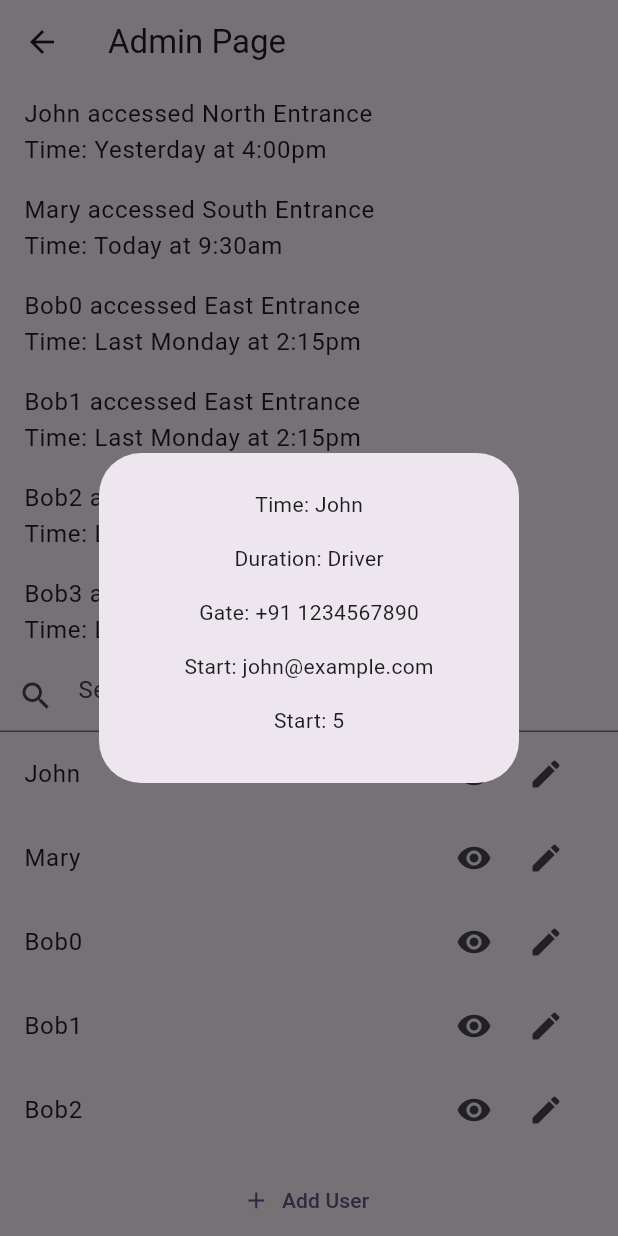
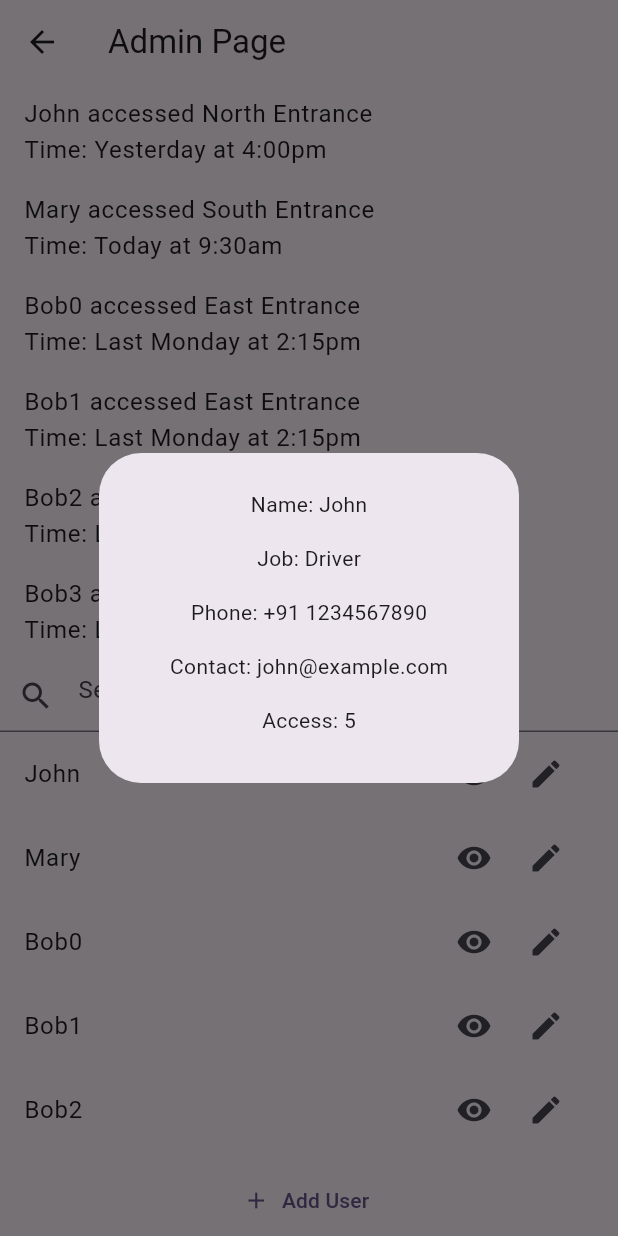
Before and after one commit to SathishKumar5115/Warehouse-Intrusion-Detection, a Flutter app: the AdminPage screen opened directly, after a tap on the "visibility" icon, on a phone screen of 412 x 824 dp. Run offline on Flutter 3.47's test engine with Material 2 defaults, Android fonts, the phone set to English and light mode, and no system bars; project files that could hold a hidden picture were left out.

Commit message:
Updated to v2

```diff
--- a/lib/screen/admin_page.dart
+++ b/lib/screen/admin_page.dart
@@ -116,56 +116,56 @@ class _AdminPageState extends State<AdminPage> {
       'name': 'Mary',
       'job': 'Driver',
       'phone': '+91 1234567890',
-      'contact': 'john@example.com',
+      'contact': 'mary@example.com',
       'access': '5'
     },
     {
       'name': 'Bob0',
       'job': 'Driver',
       'phone': '+91 1234567890',
-      'contact': 'john@example.com',
+      'contact': 'bob0@example.com',
       'access': '5'
     },
     {
       'name': 'Bob1',
       'job': 'Driver',
       'phone': '+91 1234567890',
-      'contact': 'john@example.com',
+      'contact': 'bob1@example.com',
       'access': '5'
     },
     {
       'name': 'Bob2',
       'job': 'Driver',
       'phone': '+91 1234567890',
-      'contact': 'john@example.com',
+      'contact': 'bob2@example.com',
       'access': '5'
     },
     {
       'name': 'Bob3',
       'job': 'Driver',
       'phone': '+91 1234567890',
-      'contact': 'john@example.com',
+      'contact': 'bob3@example.com',
       'access': '5'
     },
     {
       'name': 'Bob4',
       'job': 'Driver',
       'phone': '+91 1234567890',
-      'contact': 'john@example.com',
+      'contact': 'bob4@example.com',
       'access': '5'
     },
     {
       'name': 'Bob5',
       'job': 'Driver',
       'phone': '+91 1234567890',
-      'contact': 'john@example.com',
+      'contact': 'bob5@example.com',
       'access': '5'
     },
     {
       'name': 'Bob6',
       'job': 'Driver',
       'phone': '+91 1234567890',
-      'contact': 'john@example.com',
+      'contact': 'bob6@example.com',
       'access': '5'
     },
   ];
@@ -297,31 +297,31 @@ class _AdminPageState extends State<AdminPage> {
                                               padding:
                                                   const EdgeInsets.all(8.0),
                                               child: Text(
-                                                  'Time: ${userDetails[index]['name']}'),
+                                                  'Name: ${userDetails[index]['name']}'),
                                             ),
                                             Padding(
                                               padding:
                                                   const EdgeInsets.all(8.0),
                                               child: Text(
-                                                  'Duration: ${userDetails[index]['job']}'),
+                                                  'Job: ${userDetails[index]['job']}'),
                                             ),
                                             Padding(
                                               padding:
                                                   const EdgeInsets.all(8.0),
                                               child: Text(
-                                                  'Gate: ${userDetails[index]['phone']}'),
+                                                  'Phone: ${userDetails[index]['phone']}'),
                                             ),
                                             Padding(
                                               padding:
                                                   const EdgeInsets.all(8.0),
                                               child: Text(
-                                                  'Start: ${userDetails[index]['contact']}'),
+                                                  'Contact: ${userDetails[index]['contact']}'),
                                             ),
                                             Padding(
                                               padding:
                                                   const EdgeInsets.all(8.0),
                                               child: Text(
-                                                  'Start: ${userDetails[index]['access']}'),
+                                                  'Access: ${userDetails[index]['access']}'),
                                             ),
                                           ],
                                         ),
--- a/lib/screen/registration_screen.dart
+++ b/lib/screen/registration_screen.dart
@@ -72,7 +72,7 @@ class _RegistrationScreenState extends State<RegistrationScreen> {
                 hintText: "Enter your name",
                 obsecureText: false,
               ),
-              SizedBox(
+              const SizedBox(
                 height: 25.0,
               ),
               InputField(
@@ -81,7 +81,7 @@ class _RegistrationScreenState extends State<RegistrationScreen> {
                 hintText: "Enter your mail",
                 obsecureText: false,
               ),
-              SizedBox(
+              const SizedBox(
                 height: 25.0,
               ),
               InputField(
```
Also changed, not shown: lib/widgets/input_field_widget.dart (+10 -10 lines).
